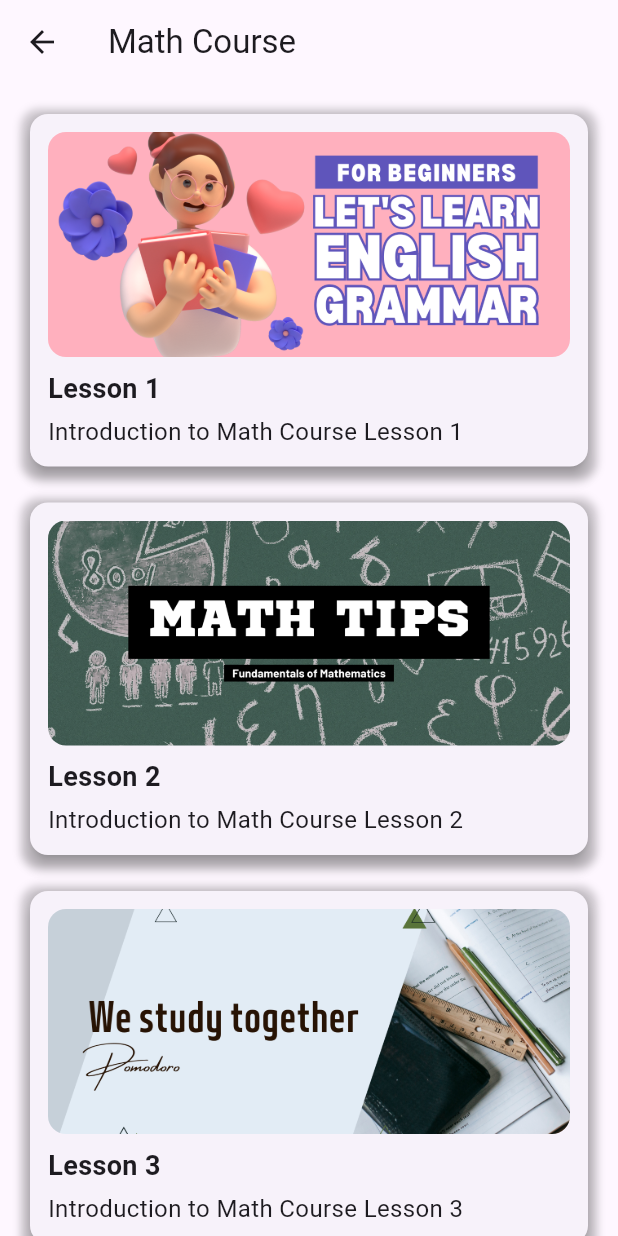
After one commit to TemariBetProject/temari_bet_elearning_app, a Flutter app: the HomeScreen screen opened directly, after a tap on "Math", on a phone screen of 412 x 824 dp. The commit adds this screen. Run offline on Flutter 3.47's test engine with Material 3 defaults, Android fonts, the light colour scheme and no system bars; our stand-ins replace jwt_decoder, shared_preferences, youtube_player_flutter; accounts and stored records are empty; network calls fail.

Commit message:
course video lessons

```diff
--- a/lib/config.dart
+++ b/lib/config.dart
@@ -1,3 +1,3 @@
-const url = 'http://192.168.137.117:3000/';
+const url = 'http://10.161.68.75:3000/';
 const registration = "${url}registration";
 const login = "${url}login";
--- /dev/null
+++ b/lib/course_lessons_screen.dart
@@ -0,0 +1,117 @@
+import 'package:flutter/material.dart';
+import 'package:temari_bet_elearning_app/video_player_screen.dart';
+
+class CourseLessonsScreen extends StatelessWidget {
+  final String courseName;
+
+  const CourseLessonsScreen({Key? key, required this.courseName})
+      : super(key: key);
+
+  @override
+  Widget build(BuildContext context) {
+    return Scaffold(
+      appBar: AppBar(
+        title: Text(courseName),
+      ),
+      body: ListView(
+        padding: EdgeInsets.all(16),
+        children: [
+          _buildCourseLessonCard(
+            'Lesson 1',
+            'Introduction to $courseName Lesson 1',
+            'assets/images/Lesson1.png',
+            () => _navigateToVideoPlayer(
+                context, 'Lesson 1', 'Introduction to $courseName Lesson 1'),
+          ),
+          SizedBox(height: 16),
+          _buildCourseLessonCard(
+            'Lesson 2',
+            'Introduction to $courseName Lesson 2',
+            'assets/images/Lesson2.png',
+            () => _navigateToVideoPlayer(
+                context, 'Lesson 2', 'Introduction to $courseName Lesson 2'),
+          ),
+          SizedBox(height: 16),
+          _buildCourseLessonCard(
+            'Lesson 3',
+            'Introduction to $courseName Lesson 3',
+            'assets/images/Lesson3.png',
+            () => _navigateToVideoPlayer(
+                context, 'Lesson 3', 'Introduction to $courseName Lesson 3'),
+          ),
+        ],
+      ),
+    );
+  }
+
+  Widget _buildCourseLessonCard(String lessonTitle, String lessonDescription,
+      String imagePath, Function() onTap) {
+    return GestureDetector(
+      onTap: onTap,
+      child: Container(
+        decoration: BoxDecoration(
+          borderRadius: BorderRadius.circular(12),
+          boxShadow: [
+            BoxShadow(
+              color: Colors.black.withOpacity(0.2),
+              spreadRadius: 2,
+              blurRadius: 4,
+              offset: Offset(0, 3),
+            ),
+          ],
+        ),
+        child: Card(
+          elevation: 4,
+          shape: RoundedRectangleBorder(
+            borderRadius: BorderRadius.circular(12),
+          ),
+          child: Padding(
+            padding: const EdgeInsets.all(12.0),
+            child: Column(
+              crossAxisAlignment: CrossAxisAlignment.start,
+              children: [
+                ClipRRect(
+                  borderRadius: BorderRadius.circular(12),
+                  child: Image.asset(
+                    imagePath,
+                    fit: BoxFit.cover,
+                    width: double.infinity,
+                    height: 150,
+                  ),
+                ),
+                SizedBox(height: 8),
+                Text(
+                  lessonTitle,
+                  style: TextStyle(
+                    fontSize: 18,
+                    fontWeight: FontWeight.bold,
+                  ),
+                ),
+                SizedBox(height: 4),
+                Text(
+                  lessonDescription,
+                  style: TextStyle(
+                    fontSize: 16,
+                  ),
+                ),
+              ],
+            ),
+          ),
+        ),
+      ),
+    );
+  }
+
+  void _navigateToVideoPlayer(
+      BuildContext context, String title, String description) {
+    Navigator.push(
+      context,
+      MaterialPageRoute(
+        builder: (context) => VideoPlayerScreen(
+          videoTitle: title,
+          videoDescription: description,
+        ),
+      ),
+    );
+  }
+}
--- a/lib/home_screen.dart
+++ b/lib/home_screen.dart
@@ -1,4 +1,5 @@
 import 'package:flutter/material.dart';
+import 'package:temari_bet_elearning_app/course_lessons_screen.dart';
 import 'package:temari_bet_elearning_app/video_player_screen.dart';
 
 class HomeScreen extends StatelessWidget {
@@ -55,25 +56,33 @@ class HomeScreen extends StatelessWidget {
               ),
               SizedBox(height: 24),
               _buildGradeSection('Grade 7', [
-                _buildCourseCard('Math', Colors.lightGreen, Icons.calculate),
-                _buildCourseCard('English', Colors.lightGreen, Icons.language),
-                _buildCourseCard('Science', Colors.lightGreen, Icons.science),
-                _buildCourseCard(
-                    'Amharic', Colors.lightGreen, Icons.text_fields),
-                _buildCourseCard(
-                    'Social Science', Colors.lightGreen, Icons.group),
-                _buildCourseCard('Civics', Colors.lightGreen, Icons.people),
+                _buildCourseCard(context, 'Math', Colors.lightGreen,
+                    Icons.calculate, 'Math Course'),
+                _buildCourseCard(context, 'English', Colors.lightGreen,
+                    Icons.language, 'English Course'),
+                _buildCourseCard(context, 'Science', Colors.lightGreen,
+                    Icons.science, 'Science Course'),
+                _buildCourseCard(context, 'Amharic', Colors.lightGreen,
+                    Icons.text_fields, 'Amharic Course'),
+                _buildCourseCard(context, 'Social Science', Colors.lightGreen,
+                    Icons.group, 'Social Science Course'),
+                _buildCourseCard(context, 'Civics', Colors.lightGreen,
+                    Icons.people, 'Civics Course'),
               ]),
               SizedBox(height: 24),
               _buildGradeSection('Grade 8', [
-                _buildCourseCard('Math', Colors.lightBlue, Icons.calculate),
-                _buildCourseCard('English', Colors.lightBlue, Icons.language),
-                _buildCourseCard('Science', Colors.lightBlue, Icons.science),
-                _buildCourseCard(
-                    'Amharic', Colors.lightBlue, Icons.text_fields),
-                _buildCourseCard(
-                    'Social Science', Colors.lightBlue, Icons.group),
-                _buildCourseCard('Civics', Colors.lightBlue, Icons.people),
+                _buildCourseCard(context, 'Math', Colors.lightBlue,
+                    Icons.calculate, 'Math Course'),
+                _buildCourseCard(context, 'English', Colors.lightBlue,
+                    Icons.language, 'English Course'),
+                _buildCourseCard(context, 'Science', Colors.lightBlue,
+                    Icons.science, 'Science Course'),
+                _buildCourseCard(context, 'Amharic', Colors.lightBlue,
+                    Icons.text_fields, 'Amharic Course'),
+                _buildCourseCard(context, 'Social Science', Colors.lightBlue,
+                    Icons.group, 'Social Science Course'),
+                _buildCourseCard(context, 'Civics', Colors.lightBlue,
+                    Icons.people, 'Civics Course'),
               ]),
               SizedBox(height: 24),
               Text(
@@ -168,8 +177,19 @@ class HomeScreen extends StatelessWidget {
     );
   }
 
-  Widget _buildCourseCard(String title, Color color, IconData icon) {
-    return Container(
+  Widget _buildCourseCard(BuildContext context, String title, Color color,
+      IconData icon, String courseName) {
+    return GestureDetector(
+      onTap: () {
+        // Navigate to course lessons screen
+        Navigator.push(
+          context,
+          MaterialPageRoute(
+            builder: (context) => CourseLessonsScreen(courseName: courseName),
+          ),
+        );
+      },
+      child: Container(
         width: 80,
         height: 80,
         margin: EdgeInsets.only(right: 16),
@@ -214,6 +234,7 @@ class HomeScreen extends StatelessWidget {
                     ),
                   ),
                 ],
+              ),
             ),
           ),
         ),
--- a/lib/video_player_screen.dart
+++ b/lib/video_player_screen.dart
@@ -29,7 +29,7 @@ class _VideoPlayerScreenState extends State<VideoPlayerScreen> {
     try {
       final response = await http.get(
         Uri.parse(
-            'http://192.168.137.117:3000/getvideo?Title=${widget.videoTitle}'),
+            'http://10.161.65.75:3000/getvideo?Title=${widget.videoTitle}'),
       );
       final responseData = json.decode(response.body);
       return responseData['videoLink'];
```
Lines whose indentation alone changed are shown as unchanged.
